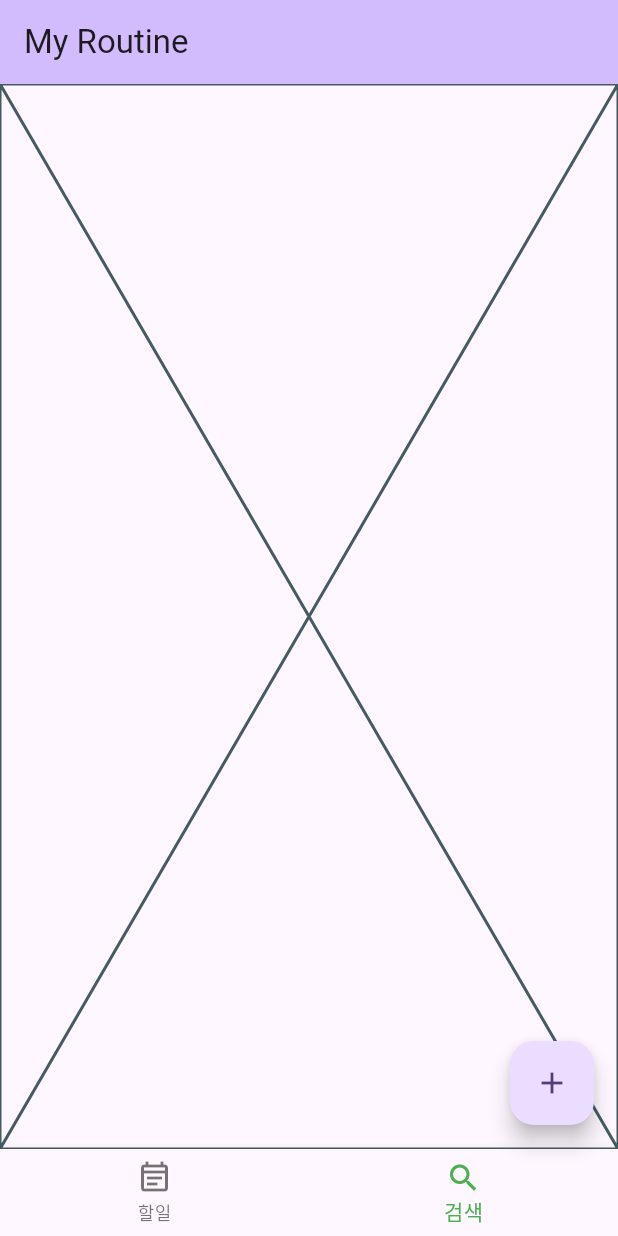
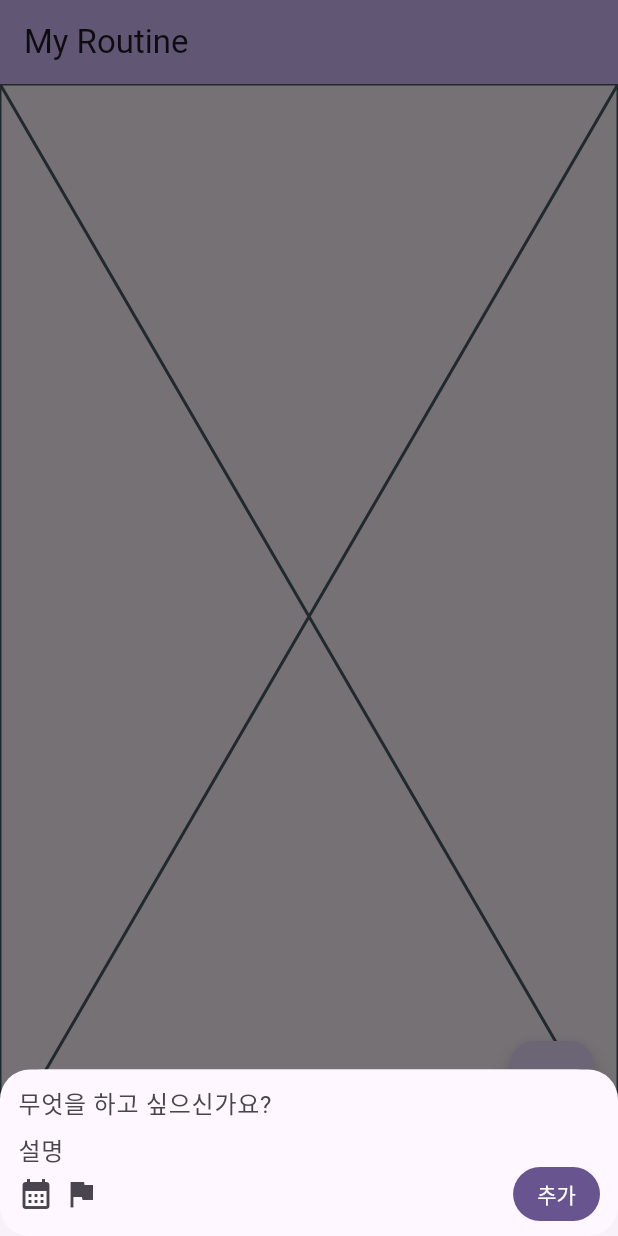
Before and after one commit to se05503/my-routine-app, a Flutter app: the screen it shows after launch, item 2 of the bottom bar chosen, after a tap on the "add" icon, on a phone screen of 412 x 824 dp. Run offline on Flutter 3.47's test engine with Material 3 defaults, Android fonts, the phone set to English and light mode, and no system bars.

Commit message:
design: 할일 추가 하단바 - showModalBottomSheet 메소드 호출 - 모서리 둥근 공통 위젯 RoundedContainer로 분리 - 각 위젯의 기본 패딩 제거

```diff
--- a/lib/main.dart
+++ b/lib/main.dart
@@ -1,6 +1,7 @@
 import 'package:flutter/material.dart';
 import 'package:my_routine_app/screen/main/search/f_search.dart';
 import 'package:my_routine_app/screen/main/todo/f_todo.dart';
+import 'package:my_routine_app/screen/widget/w_rounded_container.dart';
 
 void main() {
   runApp(const MyApp());
@@ -59,8 +60,80 @@ class _MainScreenState extends State<MainScreen> {
         },
       ),
       floatingActionButton: FloatingActionButton(
-        onPressed: () {},
-        tooltip: 'Increment',
+        onPressed: () {
+          showModalBottomSheet(
+            context: context,
+            builder: (context) {
+              return RoundedContainer(
+                radius: 20,
+                padding: EdgeInsets.symmetric(horizontal: 12, vertical: 10),
+                color: Theme.of(context).canvasColor,
+                child: Column(
+                  mainAxisSize: MainAxisSize.min,
+                  children: [
+                    TextField(
+                      decoration: InputDecoration(
+                        hintText: "무엇을 하고 싶으신가요?",
+                        border: InputBorder.none,
+                        isDense: true,
+                        contentPadding: EdgeInsets.zero,
+                      ),
+                    ),
+                    SizedBox(height: 6,),
+                    TextField(
+                      decoration: InputDecoration(
+                        hintText: "설명",
+                        border: InputBorder.none,
+                        isDense: true,
+                        contentPadding: EdgeInsets.zero,
+                      ),
+                    ),
+                    Row(
+                      children: [
+                        IconButton(
+                          onPressed: () {},
+                          icon: Icon(Icons.calendar_month),
+                          padding: EdgeInsets.zero, // 패딩 제거
+                          constraints: const BoxConstraints(), // 최소 크기 제약 제거
+                          visualDensity: VisualDensity.compact, // 시각적 밀도 압축
+                          style: IconButton.styleFrom(
+                            tapTargetSize: MaterialTapTargetSize.shrinkWrap,
+                          ),
+                        ),
+                        SizedBox(width: 6,),
+                        IconButton(
+                          onPressed: () {},
+                          icon: Icon(Icons.flag),
+                          padding: EdgeInsets.zero,
+                          // 패딩 제거
+                          constraints: const BoxConstraints(),
+                          // 최소 크기 제약 제거
+                          visualDensity: VisualDensity.compact, // 시각적 밀도 압축
+                          style: IconButton.styleFrom(
+                            tapTargetSize: MaterialTapTargetSize.shrinkWrap,
+                          ),
+                        ),
+                        Spacer(),
+                        FilledButton(
+                          onPressed: () {},
+                          child: Text("추가"),
+                          style: FilledButton.styleFrom(
+                            minimumSize: Size.zero,
+                            padding: const EdgeInsets.symmetric(
+                              horizontal: 16,
+                              vertical: 8,
+                            ),
+                            tapTargetSize: MaterialTapTargetSize.shrinkWrap,
+                          ),
+                        ),
+                      ],
+                    ),
+                  ],
+                ),
+              );
+            },
+          );
+        },
         child: const Icon(Icons.add),
       ),
     );
--- /dev/null
+++ b/lib/screen/widget/w_rounded_container.dart
@@ -0,0 +1,31 @@
+import 'package:flutter/material.dart';
+
+class RoundedContainer extends StatelessWidget {
+  final Widget child;
+  final EdgeInsets? margin;
+  final EdgeInsets? padding;
+  final Color? color;
+  final double? radius;
+
+  const RoundedContainer({
+    super.key,
+    required this.child,
+    this.padding,
+    this.margin,
+    this.color,
+    this.radius
+  });
+
+  @override
+  Widget build(BuildContext context) {
+    return Container(
+      margin: margin,
+      padding: padding,
+      decoration: BoxDecoration(
+        color: color,
+        borderRadius: BorderRadius.circular(radius ?? 10.0)
+      ),
+      child: child,
+    );
+  }
+}
```
